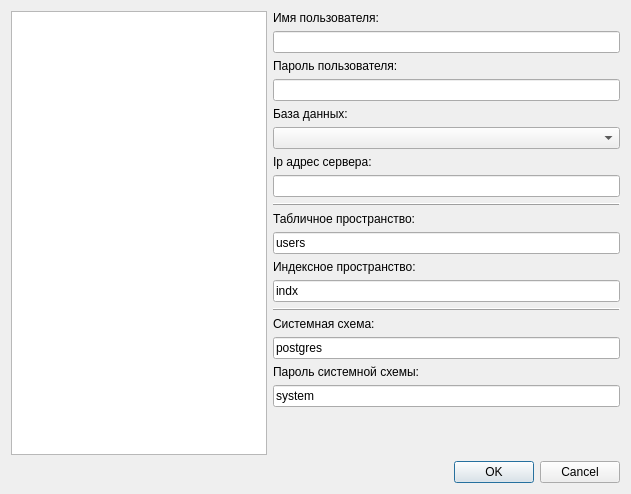
The window that FmtLib/src/widgets/guiconverterdlg.ui (Smitt64/WorkFMT) describes before a commit, drawn with Qt 5.
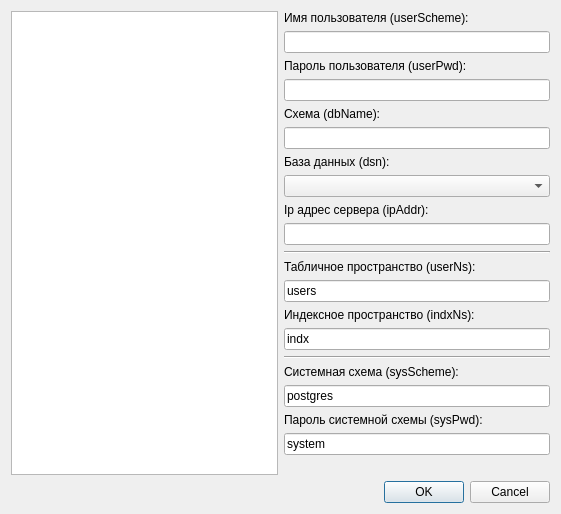
The same window after the commit. Icons and pictures are not drawn.

Commit message: Start gui converter

```diff
--- a/FmtLib/src/widgets/guiconverterdlg.ui
+++ b/FmtLib/src/widgets/guiconverterdlg.ui
@@ -6,8 +6,8 @@
    <rect>
     <x>0</x>
     <y>0</y>
-    <width>631</width>
-    <height>494</height>
+    <width>561</width>
+    <height>514</height>
    </rect>
   </property>
   <property name="windowTitle">
@@ -19,7 +19,7 @@
   </property>
   <layout class="QVBoxLayout" name="verticalLayout_2">
    <item>
-    <layout class="QHBoxLayout" name="horizontalLayout" stretch="0,1">
+    <layout class="QHBoxLayout" name="horizontalLayout" stretch="0,0">
      <item>
       <widget class="QTreeView" name="connectionsTree">
        <property name="editTriggers">
@@ -41,7 +41,7 @@
        <item>
         <widget class="QLabel" name="label">
          <property name="text">
-          <string>Имя пользователя:</string>
+          <string>Имя пользователя (userScheme):</string>
          </property>
         </widget>
        </item>
@@ -55,7 +55,7 @@
        <item>
         <widget class="QLabel" name="label_2">
          <property name="text">
-          <string>Пароль пользователя:</string>
+          <string>Пароль пользователя (userPwd):</string>
          </property>
         </widget>
        </item>
@@ -66,10 +66,20 @@
          </property>
         </widget>
        </item>
+       <item>
+        <widget class="QLabel" name="label_9">
+         <property name="text">
+          <string>Схема (dbName):</string>
+         </property>
+        </widget>
+       </item>
+       <item>
+        <widget class="QLineEdit" name="dbName"/>
+       </item>
        <item>
         <widget class="QLabel" name="label_4">
          <property name="text">
-          <string>База данных:</string>
+          <string>База данных (dsn):</string>
          </property>
         </widget>
        </item>
@@ -79,7 +89,7 @@
        <item>
         <widget class="QLabel" name="label_8">
          <property name="text">
-          <string>Ip адрес сервера:</string>
+          <string>Ip адрес сервера (ipAddr):</string>
          </property>
         </widget>
        </item>
@@ -87,19 +97,16 @@
         <widget class="QLineEdit" name="ipAddr"/>
        </item>
        <item>
-        <widget class="QFrame" name="frame">
-         <property name="frameShape">
-          <enum>QFrame::Shape::HLine</enum>
-         </property>
-         <property name="frameShadow">
-          <enum>QFrame::Shadow::Raised</enum>
+        <widget class="Line" name="line">
+         <property name="orientation">
+          <enum>Qt::Horizontal</enum>
          </property>
         </widget>
        </item>
        <item>
         <widget class="QLabel" name="label_7">
          <property name="text">
-          <string>Табличное пространство:</string>
+          <string>Табличное пространство (userNs):</string>
          </property>
         </widget>
        </item>
@@ -113,7 +120,7 @@
        <item>
         <widget class="QLabel" name="label_3">
          <property name="text">
-          <string>Индексное пространство:</string>
+          <string>Индексное пространство (indxNs):</string>
          </property>
         </widget>
        </item>
@@ -125,19 +132,16 @@
         </widget>
        </item>
        <item>
-        <widget class="QFrame" name="frame_2">
-         <property name="frameShape">
-          <enum>QFrame::Shape::HLine</enum>
-         </property>
-         <property name="frameShadow">
-          <enum>QFrame::Shadow::Raised</enum>
+        <widget class="Line" name="line_2">
+         <property name="orientation">
+          <enum>Qt::Horizontal</enum>
          </property>
         </widget>
        </item>
        <item>
         <widget class="QLabel" name="label_5">
          <property name="text">
-          <string>Системная схема:</string>
+          <string>Системная схема (sysScheme):</string>
          </property>
         </widget>
        </item>
@@ -151,7 +155,7 @@
        <item>
         <widget class="QLabel" name="label_6">
          <property name="text">
-          <string>Пароль системной схемы:</string>
+          <string>Пароль системной схемы (sysPwd):</string>
          </property>
         </widget>
        </item>
@@ -164,9 +168,6 @@
        </item>
        <item>
         <spacer name="verticalSpacer">
-         <property name="orientation">
-          <enum>Qt::Orientation::Vertical</enum>
-         </property>
          <property name="sizeHint" stdset="0">
           <size>
            <width>20</width>
@@ -181,9 +182,6 @@
    </item>
    <item>
     <widget class="QDialogButtonBox" name="buttonBox">
-     <property name="orientation">
-      <enum>Qt::Orientation::Horizontal</enum>
-     </property>
      <property name="standardButtons">
       <set>QDialogButtonBox::StandardButton::Cancel|QDialogButtonBox::StandardButton::Ok</set>
      </property>
```
Left out of the diff: 4 changed lines with no effect on the pictures. The commit also changes 5 other files.
